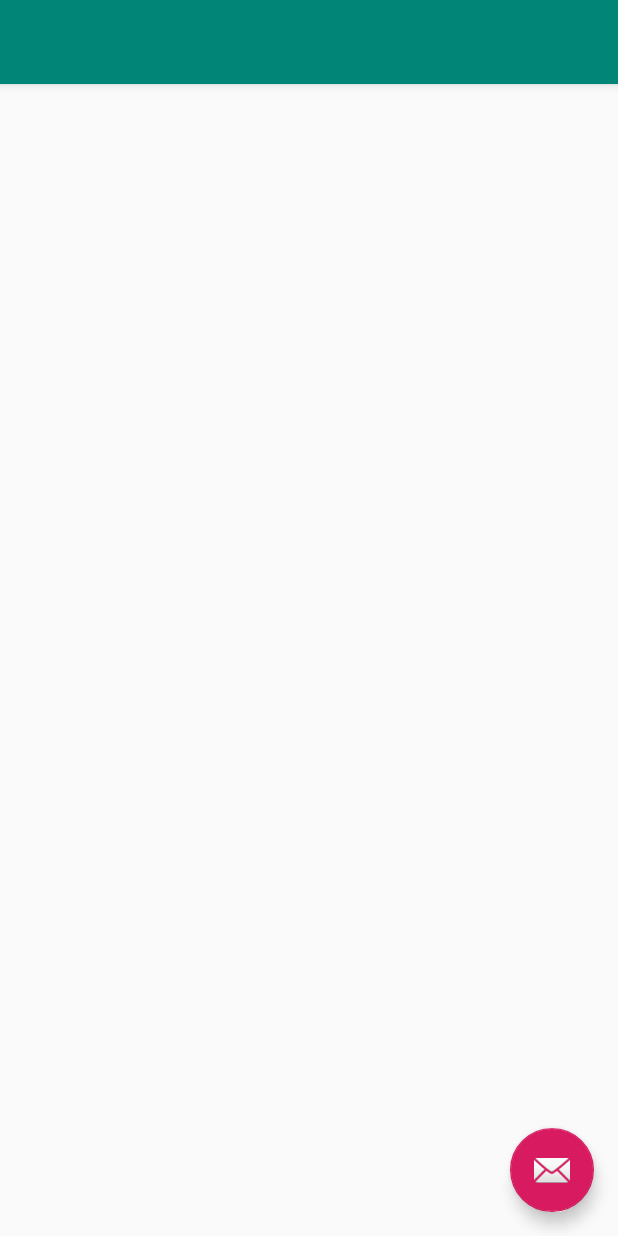
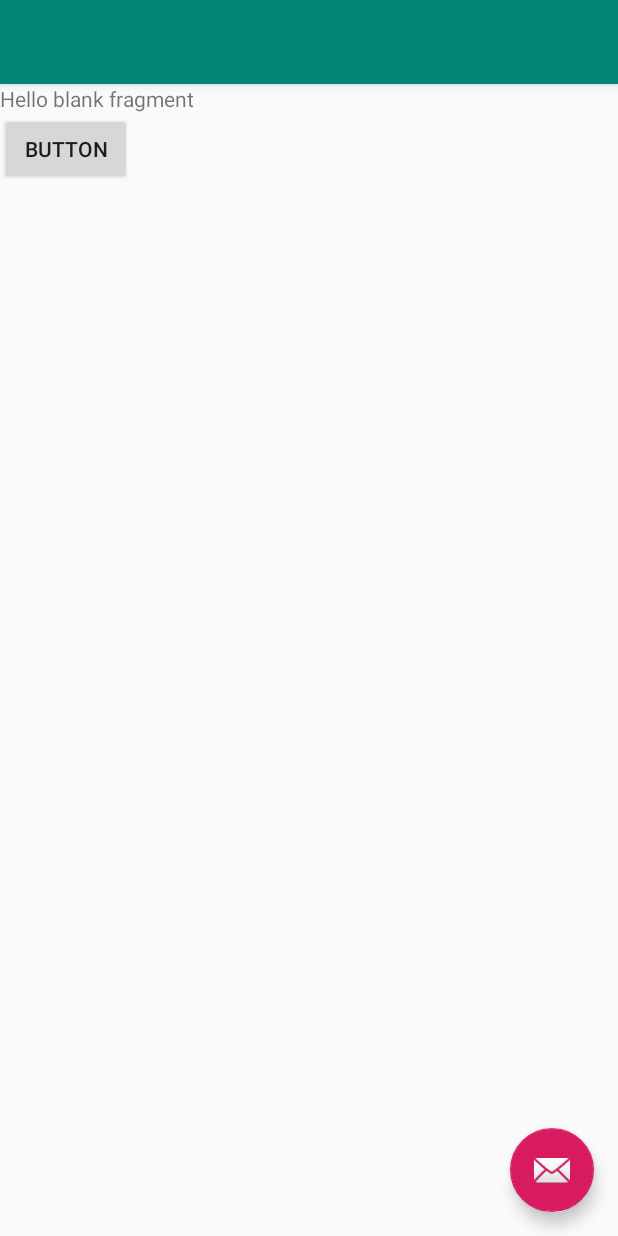
Before and after one commit to zwhittle/reimagined-train, an Android app: the layout activity_main.xml on its own in the app's theme, with its tools: preview values and no code run, on a phone screen of 412 x 824 dp. Run offline under Robolectric (Android 15) with nearby library versions, the phone set to English and light mode, and no system bars.

Commit message:
demo android navigation framework

```diff
--- a/app/build.gradle
+++ b/app/build.gradle
@@ -37,6 +37,7 @@ dependencies {
     implementation 'androidx.constraintlayout:constraintlayout:1.1.3'
     implementation 'androidx.appcompat:appcompat:1.1.0-alpha02'
     implementation 'com.google.android.material:material:1.1.0-alpha03'
+    implementation 'androidx.legacy:legacy-support-v4:1.0.0-beta01'
     kapt "androidx.room:room-compiler:$roomVersion"
     kapt "com.github.bumptech.glide:compiler:$glideVersion"
     implementation "android.arch.navigation:navigation-fragment-ktx:$navigationVersion"
--- /dev/null
+++ b/app/src/main/java/com/awesome/zach/jotunheimrsandbox/BlankFragment.kt
@@ -0,0 +1,28 @@
+package com.awesome.zach.jotunheimrsandbox
+
+import android.content.Context
+import android.net.Uri
+import android.os.Bundle
+import androidx.fragment.app.Fragment
+import android.view.LayoutInflater
+import android.view.View
+import android.view.ViewGroup
+import android.widget.Button
+import androidx.navigation.Navigation
+import androidx.navigation.findNavController
+
+class BlankFragment : Fragment() {
+
+    override fun onCreateView(
+        inflater: LayoutInflater, container: ViewGroup?,
+        savedInstanceState: Bundle?
+    ): View? {
+        // Inflate the layout for this fragment
+        val rootView = inflater.inflate(R.layout.fragment_blank, container, false)
+
+        val button = rootView.findViewById<Button>(R.id.button)
+        button.setOnClickListener(Navigation.createNavigateOnClickListener(R.id.blankFragment2, null))
+
+        return rootView
+    }
+}
--- /dev/null
+++ b/app/src/main/java/com/awesome/zach/jotunheimrsandbox/BlankFragment2.kt
@@ -0,0 +1,23 @@
+package com.awesome.zach.jotunheimrsandbox
+
+import android.content.Context
+import android.net.Uri
+import android.os.Bundle
+import androidx.fragment.app.Fragment
+import android.view.LayoutInflater
+import android.view.View
+import android.view.ViewGroup
+
+
+class BlankFragment2 : Fragment() {
+
+    override fun onCreateView(inflater: LayoutInflater,
+                              container: ViewGroup?,
+                              savedInstanceState: Bundle?): View? {
+        // Inflate the layout for this fragment
+        return inflater.inflate(R.layout.fragment_blank_fragment2,
+                                container,
+                                false)
+    }
+
+}
--- a/app/src/main/res/layout/content_main.xml
+++ b/app/src/main/res/layout/content_main.xml
@@ -1,20 +1,32 @@
-<LinearLayout xmlns:android="http://schemas.android.com/apk/res/android"
+<androidx.constraintlayout.widget.ConstraintLayout xmlns:android="http://schemas.android.com/apk/res/android"
     xmlns:app="http://schemas.android.com/apk/res-auto"
     xmlns:tools="http://schemas.android.com/tools"
     android:id="@+id/layoutContentMain"
-    android:name="com.awesome.zach.jotunheimrsandbox.ui.ListFragment"
+    tools:context=".ui.controllers.MainActivity"
     android:layout_width="match_parent"
     android:layout_height="match_parent"
     app:layout_behavior="@string/appbar_scrolling_view_behavior">
 
-    <FrameLayout
-        android:id="@+id/layoutContainerMain"
-        android:layout_height="match_parent"
-        android:layout_width="match_parent" />
+    <!--<FrameLayout-->
+    <!--android:id="@+id/layoutContainerMain"-->
+    <!--android:layout_height="match_parent"-->
+    <!--android:layout_width="match_parent" />-->
 
     <!--<fragment-->
-        <!--android:id="@+id/tagListFragment"-->
-        <!--android:layout_width="match_parent"-->
-        <!--android:layout_height="match_parent"/>-->
+    <!--android:id="@+id/tagListFragment"-->
+    <!--android:layout_width="match_parent"-->
+    <!--android:layout_height="match_parent"/>-->
 
-</LinearLayout>
+
+    <fragment
+        android:id="@+id/nav_host_fragment"
+        android:name="androidx.navigation.fragment.NavHostFragment"
+        android:layout_width="0dp"
+        android:layout_height="0dp"
+        app:defaultNavHost="true"
+        app:layout_constraintBottom_toBottomOf="parent"
+        app:layout_constraintLeft_toLeftOf="parent"
+        app:layout_constraintRight_toRightOf="parent"
+        app:layout_constraintTop_toTopOf="parent"
+        app:navGraph="@navigation/nav_graph" />
+</androidx.constraintlayout.widget.ConstraintLayout>
--- /dev/null
+++ b/app/src/main/res/layout/fragment_blank.xml
@@ -0,0 +1,20 @@
+<?xml version="1.0" encoding="utf-8"?>
+<LinearLayout xmlns:android="http://schemas.android.com/apk/res/android"
+    xmlns:tools="http://schemas.android.com/tools"
+    android:layout_width="match_parent"
+    android:layout_height="match_parent"
+    android:orientation="vertical"
+    tools:context=".BlankFragment">
+
+    <TextView
+        android:layout_width="match_parent"
+        android:layout_height="wrap_content"
+        android:text="@string/hello_blank_fragment" />
+
+    <Button
+        android:id="@+id/button"
+        android:layout_width="wrap_content"
+        android:layout_height="wrap_content"
+        android:text="Button" />
+
+</LinearLayout>
--- /dev/null
+++ b/app/src/main/res/layout/fragment_blank_fragment2.xml
@@ -0,0 +1,18 @@
+<?xml version="1.0" encoding="utf-8"?>
+<FrameLayout xmlns:android="http://schemas.android.com/apk/res/android"
+    xmlns:tools="http://schemas.android.com/tools"
+    android:layout_width="match_parent"
+    android:layout_height="match_parent"
+    tools:context=".BlankFragment2">
+
+    <!-- TODO: Update blank fragment layout -->
+    <TextView
+        android:layout_width="match_parent"
+        android:background="@color/colorPrimary"
+        android:textColor="@color/colorAccent"
+        android:textSize="30sp"
+        android:gravity="center"
+        android:layout_height="match_parent"
+        android:text="lol wildcard, bitches!!" />
+
+</FrameLayout>
--- /dev/null
+++ b/app/src/main/res/navigation/nav_graph.xml
@@ -0,0 +1,24 @@
+<?xml version="1.0" encoding="utf-8"?>
+<navigation xmlns:android="http://schemas.android.com/apk/res/android"
+    xmlns:app="http://schemas.android.com/apk/res-auto"
+    xmlns:tools="http://schemas.android.com/tools"
+    android:id="@+id/nav_graph"
+    app:startDestination="@id/blankFragment">
+
+    <fragment
+        android:id="@+id/blankFragment"
+        android:name="com.awesome.zach.jotunheimrsandbox.BlankFragment"
+        android:label="fragment_blank"
+        tools:layout="@layout/fragment_blank">
+
+        <action
+            android:id="@+id/action_blankFragment_to_blankFragment2"
+            app:destination="@id/blankFragment2" />
+    </fragment>
+
+    <fragment
+        android:id="@+id/blankFragment2"
+        android:name="com.awesome.zach.jotunheimrsandbox.BlankFragment2"
+        android:label="fragment_blank_fragment2"
+        tools:layout="@layout/fragment_blank_fragment2" />
+</navigation>
--- a/app/src/main/res/values/strings.xml
+++ b/app/src/main/res/values/strings.xml
@@ -2,4 +2,7 @@
     <string name="app_name">Jotunheimr</string>
     <string name="title_activity_main">MainActivity</string>
     <string name="action_settings">Settings</string>
+
+    <!-- TODO: Remove or change this placeholder text -->
+    <string name="hello_blank_fragment">Hello blank fragment</string>
 </resources>
```
